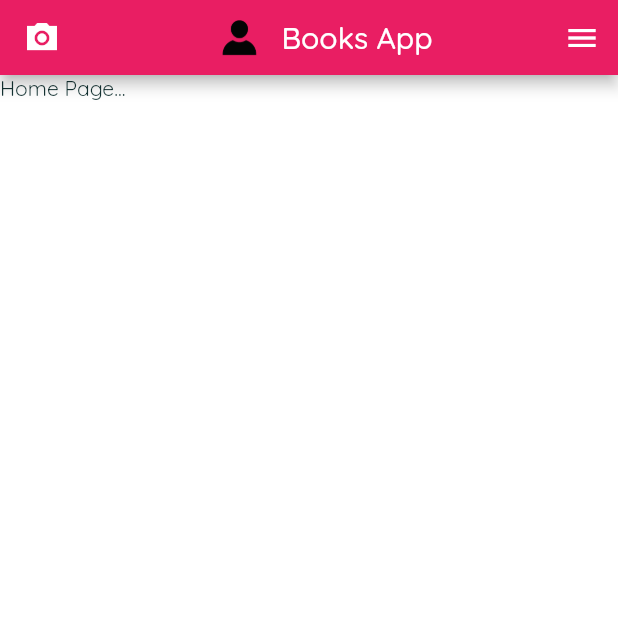
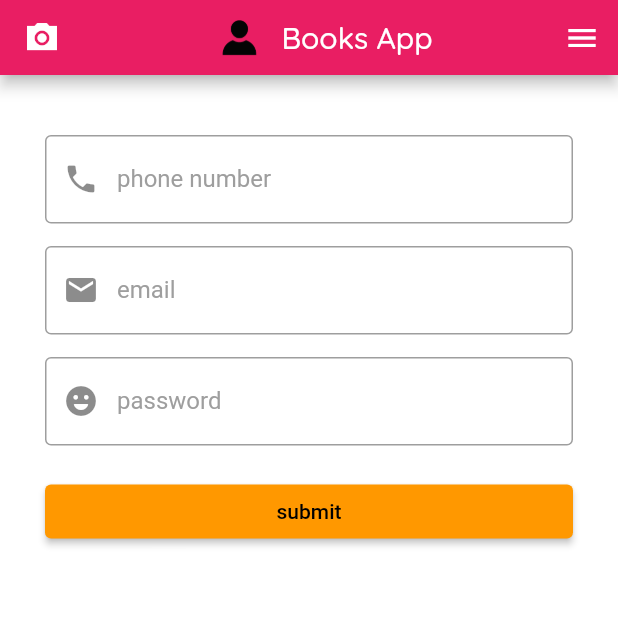
Before and after one commit to linoravny/Flutter-Books-App, a Flutter app: the screen it shows after launch, on a phone screen of 412 x 824 dp, the top half of it. Run offline on Flutter 3.47's test engine with Material 2 defaults, Android fonts, the phone set to English and light mode, and no system bars; our stand-ins replace image_picker, modal_bottom_sheet, url_launcher_web.

Commit message:
login form + fix navigation

```diff
--- a/lib/main.dart
+++ b/lib/main.dart
@@ -14,13 +14,16 @@ class Main extends StatelessWidget {
     return MaterialApp(
       title: 'Books App',
       theme: appTheme(),
-      //home: App(),
-      initialRoute: '/',
+      home: LoginForm(),
+      //initialRoute: '/',
       routes: {
-        '/': (context) => Home(),
-        '/home': (context) => Home(),
-        '/login': (context) => LoginForm(),
-        '/book-categories': (context) => BookCategories(),
+        LoginForm.routeName: (context) => LoginForm(),
+        Home.routeName: (context) => Home(),
+        BookCategories.routeName: (context) => BookCategories(),
+        // '/': (context) => LoginForm(),
+        // '/home': (context) => Home(),
+        // '/login': (context) => LoginForm(),
+        // '/book-categories': (context) => BookCategories(),
       },
     );
   }
--- a/lib/src/views/utils/book_item.dart
+++ b/lib/src/views/pages/book_item.dart
@@ -3,7 +3,7 @@ import 'package:flutter/material.dart';
 import 'package:url_launcher/url_launcher.dart';
 
 class BookItem extends StatelessWidget {
-  Book itemDataObject;
+  final Book itemDataObject;
 
   BookItem({this.itemDataObject});
 
--- a/lib/src/views/pages/books_categories.dart
+++ b/lib/src/views/pages/books_categories.dart
@@ -1,10 +1,12 @@
 import 'package:books_app/src/damy_data/category_data.dart';
 import 'package:books_app/src/main-shell.dart';
-import 'package:books_app/src/views/utils/category_item.dart';
+import 'package:books_app/src/views/widgets/category_item.dart';
 
 import 'package:flutter/material.dart';
 
 class BookCategories extends StatelessWidget {
+  static const routeName = '/bookCategories';
+
   final pageBody = Column(
     children: [
       Center(
--- a/lib/src/views/pages/home.dart
+++ b/lib/src/views/pages/home.dart
@@ -3,6 +3,8 @@ import 'package:books_app/src/main-shell.dart';
 import 'package:flutter/material.dart';
 
 class Home extends StatelessWidget {
+  static const routeName = '/home';
+
   final pageBody = Container(
     child: Text('Home Page...'),
   );
--- a/lib/src/views/pages/login_form.dart
+++ b/lib/src/views/pages/login_form.dart
@@ -1,58 +1,208 @@
 import 'package:books_app/src/business_logic/models/user.dart';
 import 'package:books_app/src/main-shell.dart';
+
 import 'package:flutter/material.dart';
 
 class LoginForm extends StatefulWidget {
+  static const routeName = '/login';
   @override
   _LoginFormState createState() => _LoginFormState();
 }
 
 class _LoginFormState extends State<LoginForm> {
-  final _formKey = GlobalKey();
-  final _user = User();
+  final _formKey = GlobalKey<FormState>();
+  var _user = User(
+    id: null,
+    email: '',
+    password: '',
+    phone: null,
+    name: '',
+  );
 
-  String _validateEmail(String value) {
-    if (value == null || value == '') {
-      return 'Email is required';
-    }
-    Pattern pattern =
-        r'^(([^<>()[\]\\.,;:\s@\"]+(\.[^<>()[\]\\.,;:\s@\"]+)*)|(\".+\"))@((\[[0-9]{1,3}\.[0-9]{1,3}\.[0-9]{1,3}\.[0-9]{1,3}\])|(([a-zA-Z\-0-9]+\.)+[a-zA-Z]{2,}))$';
-    RegExp regex = new RegExp(pattern);
+  final _emailProvider = FocusNode();
+  final _passwordProvider = FocusNode();
 
-    if (!regex.hasMatch(value)) {
-      return 'Enter valid email address';
-    }
-    return null;
+  @override
+  void dispose() {
+    _emailProvider.dispose();
+    _passwordProvider.dispose();
+    super.dispose();
   }
-
-  final pageBody = Container(
-    child: Text('Login Form'),
-    // Form(
-    //   key: _formKey,
-    //   child: Column(
-    //     crossAxisAlignment: CrossAxisAlignment.stretch,
-    //     children: [
-    //       TextFormField(
-    //         decoration: InputDecoration(labelText: 'email'),
-    //         keyboardType: TextInputType.emailAddress,
-    //         validator: _validateEmail,
-    //         onSaved: (val) {
-    //           //setState(() => _user.email = val );
-    //         },
-    //       ),
-    //       SizedBox(
-    //         height: 12,
-    //       ),
-    //       // TextFormField(
-    //       //   decoration: InputDecoration(labelText: 'Password'),
-    //       // )
-    //     ],
-    //   ),
-    // ),
-  );
 
   @override
   Widget build(BuildContext context) {
+    String _validatePhone(String value) {
+      Pattern pattern = r'^(?:[+0]9)?[0-9]{10}$';
+
+      RegExp regex = new RegExp(pattern);
+
+      if (value.isEmpty) {
+        return 'Please enter phone';
+      } else {
+        if (!regex.hasMatch(value))
+          return 'Enter valid phone';
+        else
+          return null;
+      }
+    }
+
+    String _validateEmail(String value) {
+      Pattern pattern =
+          r'^(([^<>()[\]\\.,;:\s@\"]+(\.[^<>()[\]\\.,;:\s@\"]+)*)|(\".+\"))@((\[[0-9]{1,3}\.[0-9]{1,3}\.[0-9]{1,3}\.[0-9]{1,3}\])|(([a-zA-Z\-0-9]+\.)+[a-zA-Z]{2,}))$';
+      RegExp regex = new RegExp(pattern);
+
+      if (value.isEmpty) {
+        return 'Please enter email';
+      } else {
+        if (!regex.hasMatch(value))
+          return 'Enter valid email';
+        else
+          return null;
+      }
+    }
+
+    String _validatePassword(String value) {
+      Pattern pattern =
+          r'^(?=.*[0-9])(?=.*[!@#$%^&*])[a-zA-Z0-9!@#$%^&*]{7,15}$';
+
+      RegExp regex = new RegExp(pattern);
+
+      if (value.isEmpty) {
+        return 'Please enter password';
+      } else {
+        if (!regex.hasMatch(value))
+          return 'Enter valid password';
+        else
+          return null;
+      }
+    }
+
+    void saveForm() {
+      if (_formKey.currentState.validate()) {
+        _formKey.currentState.save();
+        ScaffoldMessenger.of(context).showSnackBar(SnackBar(
+          content: Text('Processing Data'),
+        ));
+
+        // print(
+        //   'email: ' +
+        //       _user.email +
+        //       ' password:' +
+        //       _user.password +
+        //       ' phone: ' +
+        //       _user.phone.toString(),
+        // );
+
+        //save in app root state
+
+        // home navigate
+        Navigator.pop(context);
+        Navigator.pushNamed(
+          context,
+          '/home',
+        );
+      } else {
+        //validation fail
+      }
+    }
+
+    final pageBody = Padding(
+      padding: const EdgeInsets.symmetric(vertical: 40, horizontal: 30),
+      child: Form(
+        key: _formKey,
+        child: ListView(
+          children: [
+            //phone
+            TextFormField(
+              decoration: InputDecoration(
+                labelText: 'phone number',
+                prefixIcon: Icon(Icons.phone),
+                border: OutlineInputBorder(),
+                labelStyle: TextStyle(color: Colors.grey),
+              ),
+              textInputAction: TextInputAction.next,
+              keyboardType: TextInputType.number,
+              validator: _validatePhone,
+              onFieldSubmitted: (_) {
+                FocusScope.of(context).requestFocus(_emailProvider);
+              },
+              onSaved: (value) {
+                _user = User(
+                    id: _user.id,
+                    email: _user.email,
+                    password: _user.password,
+                    phone: int.parse(value),
+                    name: _user.name);
+              },
+            ),
+
+            SizedBox(
+              height: 15,
+            ),
+            //Email
+            TextFormField(
+              decoration: InputDecoration(
+                labelText: 'email',
+                prefixIcon: Icon(Icons.email),
+                border: OutlineInputBorder(),
+                labelStyle: TextStyle(color: Colors.grey),
+              ),
+              textInputAction: TextInputAction.next,
+              keyboardType: TextInputType.emailAddress,
+              focusNode: _emailProvider,
+              validator: _validateEmail,
+              onFieldSubmitted: (_) {
+                FocusScope.of(context).requestFocus(_passwordProvider);
+              },
+              onSaved: (value) {
+                _user = User(
+                    id: _user.id,
+                    email: value,
+                    password: _user.password,
+                    phone: _user.phone,
+                    name: _user.name);
+              },
+            ),
+            SizedBox(
+              height: 15,
+            ),
+            //Passsword
+            TextFormField(
+              decoration: InputDecoration(
+                labelText: 'password',
+                prefixIcon: Icon(Icons.emoji_emotions_rounded),
+                border: OutlineInputBorder(),
+                labelStyle: TextStyle(color: Colors.grey),
+              ),
+              textInputAction: TextInputAction.done,
+              keyboardType: TextInputType.text,
+              focusNode: _passwordProvider,
+              validator: _validatePassword,
+              onFieldSubmitted: (_) {
+                //saveForm();
+              },
+              onSaved: (value) {
+                _user = User(
+                    id: _user.id,
+                    email: _user.email,
+                    password: value,
+                    phone: _user.phone,
+                    name: _user.name);
+              },
+            ),
+            SizedBox(
+              height: 20,
+            ),
+            ElevatedButton(
+              onPressed: () {
+                saveForm();
+              },
+              child: Text('submit'),
+            )
+          ],
+        ),
+      ),
+    );
     return AppMainShell(widget: pageBody);
   }
 }
--- a/lib/src/views/utils/category_item.dart
+++ b/lib/src/views/widgets/category_item.dart
@@ -1,5 +1,5 @@
+import 'package:books_app/src/views/pages/books_list.dart';
 import 'package:flutter/material.dart';
-import '../../views/pages/books_list.dart';
 
 class CategoryItem extends StatelessWidget {
   final String title;
```
Also changed, not shown: lib/src/menu.dart (+6 -3 lines), lib/src/views/pages/books_list.dart (+12 -2 lines), lib/src/views/widgets/book_item.dart (added, +61 -0 lines), 2 other files.
